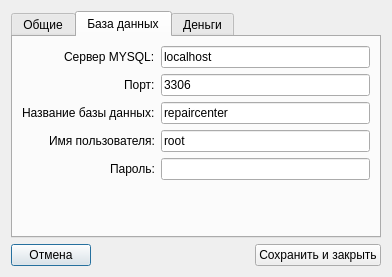
The window that RepairCenter/settings.ui (Feo-d-oR/YARC) describes before a commit, drawn with Qt 5.
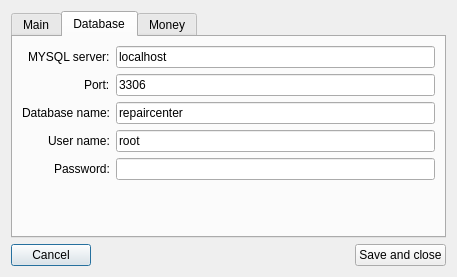
The same window after the commit. The open tabs and pages were chosen to show the change. Icons and pictures are not drawn.

```diff
--- a/RepairCenter/settings.ui
+++ b/RepairCenter/settings.ui
@@ -6,7 +6,7 @@
    <rect>
     <x>0</x>
     <y>0</y>
-    <width>392</width>
+    <width>457</width>
     <height>277</height>
    </rect>
   </property>
@@ -28,7 +28,7 @@
      </property>
      <widget class="QWidget" name="main">
       <attribute name="title">
-       <string>Общие</string>
+       <string>Main</string>
       </attribute>
       <layout class="QFormLayout" name="formLayout_2">
        <item row="0" column="0">
@@ -74,7 +74,7 @@
      </widget>
      <widget class="QWidget" name="db">
       <attribute name="title">
-       <string>База данных</string>
+       <string>Database</string>
       </attribute>
       <layout class="QFormLayout" name="formLayout">
        <property name="labelAlignment">
@@ -83,7 +83,7 @@
        <item row="0" column="0">
         <widget class="QLabel" name="label">
          <property name="text">
-          <string>Сервер MYSQL:</string>
+          <string>MYSQL server:</string>
          </property>
         </widget>
        </item>
@@ -100,7 +100,7 @@
        <item row="1" column="0">
         <widget class="QLabel" name="label_2">
          <property name="text">
-          <string>Порт:</string>
+          <string>Port:</string>
          </property>
         </widget>
        </item>
@@ -114,7 +114,7 @@
        <item row="2" column="0">
         <widget class="QLabel" name="label_3">
          <property name="text">
-          <string>Название базы данных:</string>
+          <string>Database name:</string>
          </property>
         </widget>
        </item>
@@ -128,7 +128,7 @@
        <item row="3" column="0">
         <widget class="QLabel" name="label_4">
          <property name="text">
-          <string>Имя пользователя:</string>
+          <string>User name:</string>
          </property>
         </widget>
        </item>
@@ -142,7 +142,7 @@
        <item row="4" column="0">
         <widget class="QLabel" name="label_5">
          <property name="text">
-          <string>Пароль:</string>
+          <string>Password:</string>
          </property>
         </widget>
        </item>
@@ -173,7 +173,7 @@
      </widget>
      <widget class="QWidget" name="financial">
       <attribute name="title">
-       <string>Деньги</string>
+       <string>Money</string>
       </attribute>
       <layout class="QFormLayout" name="formLayout_3">
        <property name="labelAlignment">
@@ -269,7 +269,7 @@
      <item>
       <widget class="QPushButton" name="cancel">
        <property name="text">
-        <string>Отмена</string>
+        <string>Cancel</string>
        </property>
        <property name="icon">
         <iconset>
@@ -294,7 +294,7 @@
      <item>
       <widget class="QPushButton" name="save">
        <property name="text">
-        <string>Сохранить и закрыть</string>
+        <string>Save and close</string>
        </property>
        <property name="icon">
         <iconset>
```
Left out of the diff: 8 changed lines with no effect on the pictures.
